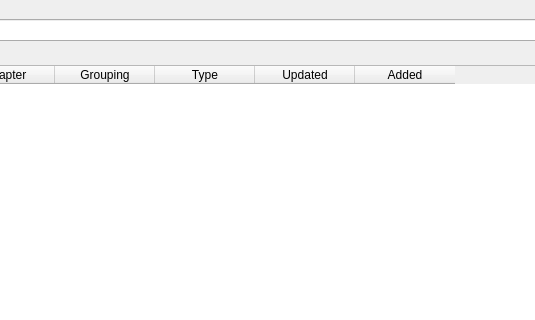
Above: src/UI/CreatorPage/CreatorPage.ui from NikolaRoev/Tracker before the change; both pictures show x 246 to 781 and y 0 to 320 of the 893 by 604 pixel window. Below: the same form after it.
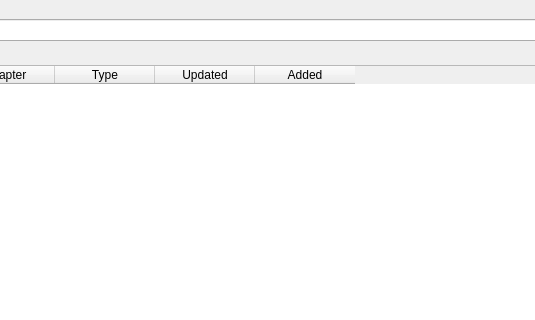
That is the form after the change.

```diff
--- a/src/UI/CreatorPage/CreatorPage.ui
+++ b/src/UI/CreatorPage/CreatorPage.ui
@@ -84,6 +84,9 @@
      <property name="showGrid">
       <bool>false</bool>
      </property>
+     <property name="sortingEnabled">
+      <bool>true</bool>
+     </property>
      <property name="cornerButtonEnabled">
       <bool>false</bool>
      </property>
@@ -108,11 +111,6 @@
        <string>Chapter</string>
       </property>
      </column>
-     <column>
-      <property name="text">
-       <string>Grouping</string>
-      </property>
-     </column>
      <column>
       <property name="text">
        <string>Type</string>
```
